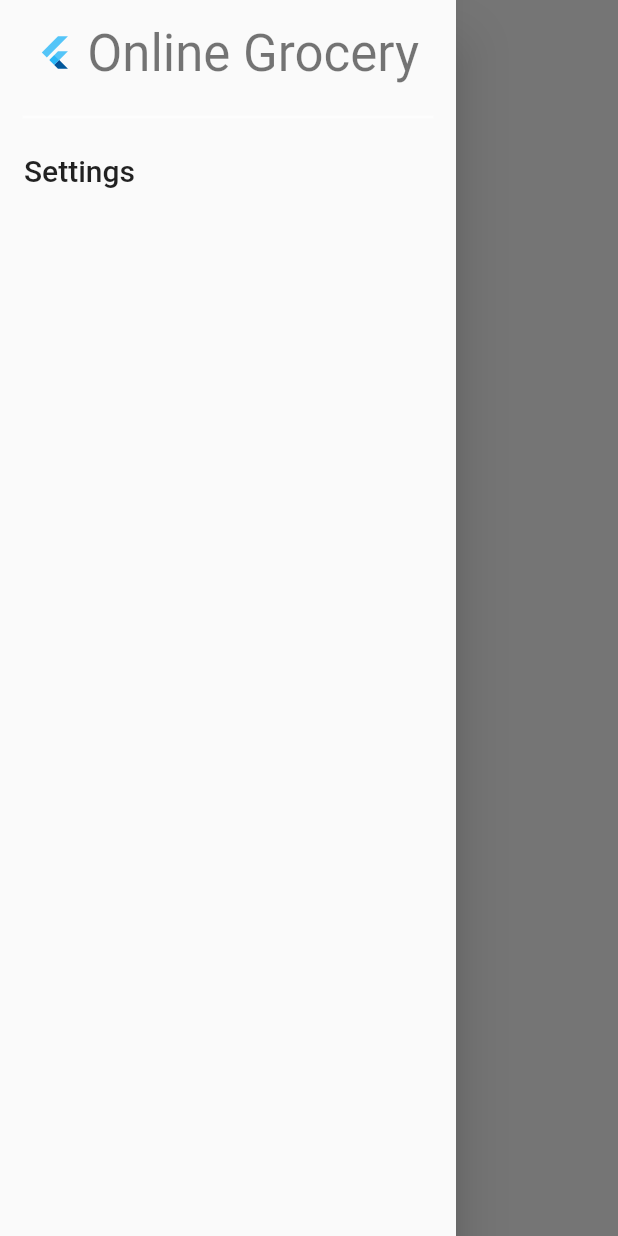
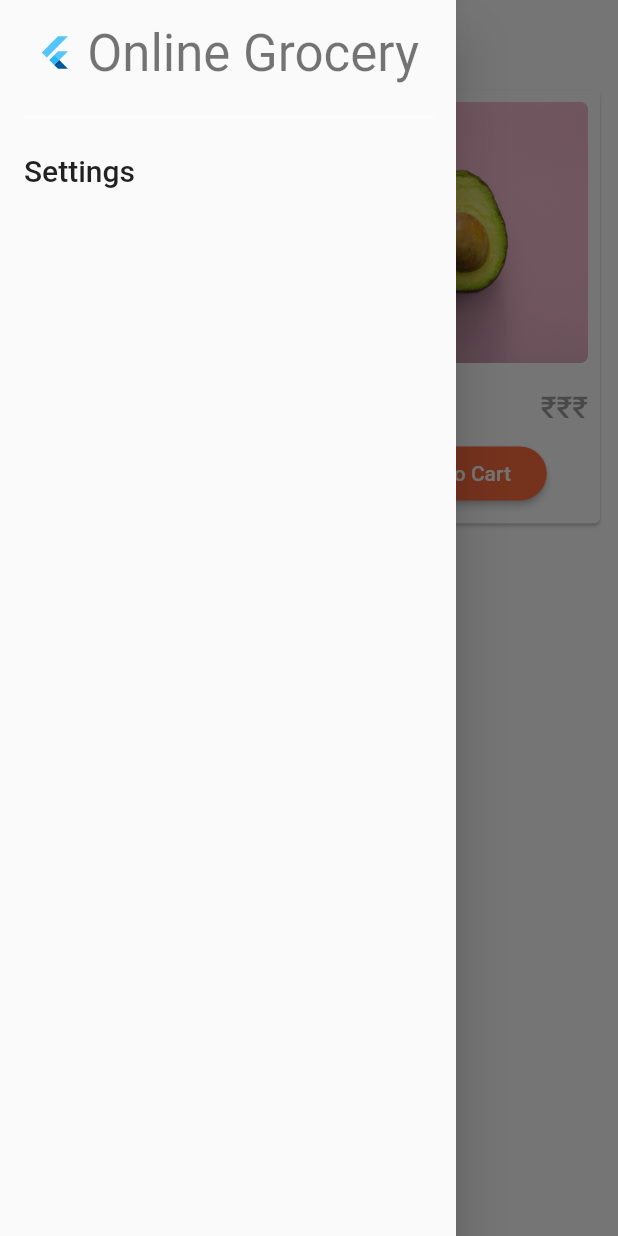
Before and after one commit to SirusCodes/Online-Grocery, a Flutter app: the screen it shows after launch, with the side drawer open, on a phone screen of 412 x 824 dp. Run offline on Flutter 3.47's test engine with Material 2 defaults, Android fonts, the light colour scheme and no system bars; our stand-ins replace shared_preferences.

Commit message:
added products page and product card

```diff
--- a/lib/provider/theme_provider.dart
+++ b/lib/provider/theme_provider.dart
@@ -17,23 +17,29 @@ class ThemeProvider extends ChangeNotifier {
 }
 
 final darkTheme = ThemeData(
-  primarySwatch: Colors.grey,
   primaryColor: Colors.black,
   brightness: Brightness.dark,
+  buttonColor: Colors.deepOrangeAccent,
   accentColor: Colors.white,
   scaffoldBackgroundColor: const Color(0xFF1E1E1E),
   accentIconTheme: IconThemeData(color: Colors.black),
   dividerColor: Colors.white60,
+  textTheme: TextTheme(headline6: TextStyle(color: Colors.white60)),
   appBarTheme: AppBarTheme(elevation: 0.0, color: const Color(0xFF1E1E1E)),
 );
 
 final lightTheme = ThemeData(
-  primarySwatch: Colors.grey,
-  primaryColor: Colors.white,
+  primaryColor: Colors.grey[200],
   brightness: Brightness.light,
   accentColor: Colors.black,
   accentIconTheme: IconThemeData(color: Colors.white),
   scaffoldBackgroundColor: Colors.white,
   dividerColor: Colors.white54,
+  textTheme: TextTheme(headline6: TextStyle(color: Colors.black38)),
   appBarTheme: AppBarTheme(elevation: 0.0, color: Colors.white),
+  buttonTheme: ButtonThemeData(
+    textTheme: ButtonTextTheme.primary,
+    buttonColor: Colors.deepOrangeAccent,
+    splashColor: Colors.white60,
+  ),
 );
--- a/lib/screens/main_screen.dart
+++ b/lib/screens/main_screen.dart
@@ -1,5 +1,6 @@
 import 'package:flutter/material.dart';
 import 'package:online_grocery/screens/settings_screen.dart';
+import 'package:online_grocery/widgets/product.dart';
 
 class MainScreen extends StatelessWidget {
   const MainScreen({Key key}) : super(key: key);
@@ -34,7 +35,7 @@ class MainScreen extends StatelessWidget {
             ListTile(
               title: Text(
                 "Settings",
-                style: Theme.of(context).textTheme.headline6,
+                style: Theme.of(context).primaryTextTheme.headline6,
               ),
               onTap: () => Navigator.push(
                   context, MaterialPageRoute(builder: (_) => SettingsScreen())),
@@ -42,6 +43,18 @@ class MainScreen extends StatelessWidget {
           ],
         ),
       ),
+      body: Padding(
+        padding: const EdgeInsets.symmetric(horizontal: 8.0),
+        child: GridView.count(
+          crossAxisCount: 2,
+          childAspectRatio: 6 / 9,
+          children: <Widget>[
+            Product(),
+            Product(),
+            Product(),
+          ],
+        ),
+      ),
     );
   }
 }
--- /dev/null
+++ b/lib/widgets/add_to_cart_button.dart
@@ -0,0 +1,61 @@
+import 'package:flutter/material.dart';
+
+class AddToCardButton extends StatefulWidget {
+  AddToCardButton({Key key}) : super(key: key);
+
+  @override
+  _AddToCardButtonState createState() => _AddToCardButtonState();
+}
+
+class _AddToCardButtonState extends State<AddToCardButton> {
+  int _count = 0;
+  @override
+  Widget build(BuildContext context) {
+    return _count <= 0
+        ? RaisedButton(
+            shape: RoundedRectangleBorder(
+              borderRadius: BorderRadius.circular(30),
+            ),
+            onPressed: _increment,
+            child: Text("Add to Cart"),
+          )
+        : Row(
+            children: <Widget>[
+              Expanded(
+                child: RaisedButton(
+                  padding: const EdgeInsets.all(1),
+                  shape: CircleBorder(),
+                  onPressed: _decrement,
+                  child: Icon(Icons.remove),
+                ),
+              ),
+              Expanded(
+                  child: Center(
+                      child: Text(
+                _count.toString(),
+                style: Theme.of(context).textTheme.headline5,
+              ))),
+              Expanded(
+                child: RaisedButton(
+                  padding: const EdgeInsets.all(1),
+                  shape: CircleBorder(),
+                  onPressed: _increment,
+                  child: Icon(Icons.add),
+                ),
+              )
+            ],
+          );
+  }
+
+  _increment() {
+    setState(() {
+      _count++;
+    });
+  }
+
+  _decrement() {
+    setState(() {
+      _count--;
+    });
+  }
+}
--- /dev/null
+++ b/lib/widgets/product.dart
@@ -0,0 +1,52 @@
+import 'package:flutter/material.dart';
+import 'package:online_grocery/widgets/add_to_cart_button.dart';
+
+class Product extends StatelessWidget {
+  const Product({Key key}) : super(key: key);
+
+  @override
+  Widget build(BuildContext context) {
+    return Container(
+      child: Card(
+        child: Column(
+          children: <Widget>[
+            Padding(
+              padding: const EdgeInsets.all(8.0),
+              child: ClipRRect(
+                  borderRadius: BorderRadius.circular(5),
+                  child: Image.asset("assets/images/avacado.jpg")),
+            ),
+            Expanded(
+              child: Padding(
+                padding: const EdgeInsets.symmetric(horizontal: 8.0),
+                child: Column(
+                  mainAxisAlignment: MainAxisAlignment.spaceEvenly,
+                  children: <Widget>[
+                    buildTitle(context, "Avacado"),
+                    AddToCardButton(),
+                  ],
+                ),
+              ),
+            )
+          ],
+        ),
+      ),
+    );
+  }
+
+  Row buildTitle(BuildContext context, String title) {
+    return Row(
+      mainAxisAlignment: MainAxisAlignment.spaceBetween,
+      children: <Widget>[
+        Text(
+          title,
+          style: Theme.of(context).primaryTextTheme.headline6,
+        ),
+        Text(
+          "₹₹₹",
+          style: Theme.of(context).textTheme.headline6,
+        ),
+      ],
+    );
+  }
+}
--- a/pubspec.yaml
+++ b/pubspec.yaml
@@ -47,7 +47,8 @@ flutter:
   uses-material-design: true
 
   # To add assets to your application, add an assets section, like this:
-  # assets:
+  assets:
+    - assets/images/
   #   - images/a_dot_burr.jpeg
   #   - images/a_dot_ham.jpeg
 
```
Also changed, not shown: assets/images/avacado.jpg (added), assets/images/banana.jpg (added), assets/images/cherry.jpg (added), assets/images/orange.jpg (added), assets/images/pineapple.jpg (added).
